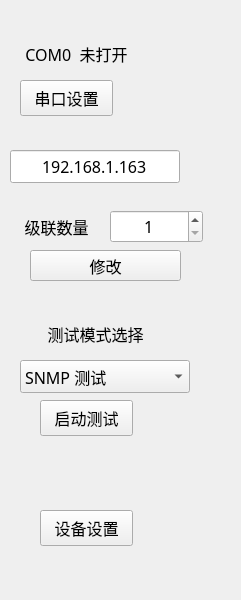
Above: IDC_TestSystem/common/toolbox/modetoolwid.ui from ChinaClever/IDC_TestSystem before the change. Below: the same form after it.
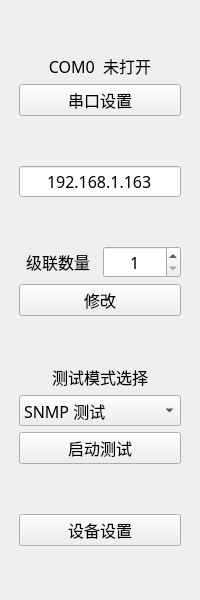
That is the form after the change.

Diff of the .ui file:
```diff
--- a/IDC_TestSystem/common/toolbox/modetoolwid.ui
+++ b/IDC_TestSystem/common/toolbox/modetoolwid.ui
@@ -6,7 +6,7 @@
    <rect>
     <x>0</x>
     <y>0</y>
-    <width>241</width>
+    <width>200</width>
     <height>600</height>
    </rect>
   </property>
@@ -19,15 +19,28 @@
   <property name="windowTitle">
    <string>Form</string>
   </property>
+  <layout class="QVBoxLayout" name="verticalLayout">
+   <property name="leftMargin">
+    <number>19</number>
+   </property>
+   <property name="rightMargin">
+    <number>19</number>
+   </property>
+   <item>
+    <spacer name="verticalSpacer">
+     <property name="orientation">
+      <enum>Qt::Vertical</enum>
+     </property>
+     <property name="sizeHint" stdset="0">
+      <size>
+       <width>20</width>
+       <height>40</height>
+      </size>
+     </property>
+    </spacer>
+   </item>
+   <item>
   <widget class="QLabel" name="serialLab">
-   <property name="geometry">
-    <rect>
-     <x>10</x>
-     <y>40</y>
-     <width>133</width>
-     <height>27</height>
-    </rect>
-   </property>
    <property name="text">
     <string>COM0  未打开</string>
    </property>
@@ -35,18 +48,12 @@
     <set>Qt::AlignCenter</set>
    </property>
   </widget>
+   </item>
+   <item>
   <widget class="QPushButton" name="serialBtn">
    <property name="enabled">
     <bool>true</bool>
    </property>
-   <property name="geometry">
-    <rect>
-     <x>20</x>
-     <y>80</y>
-     <width>93</width>
-     <height>36</height>
-    </rect>
-   </property>
    <property name="minimumSize">
     <size>
      <width>0</width>
@@ -63,15 +70,22 @@
     <string>串口设置</string>
    </property>
   </widget>
+   </item>
+   <item>
+    <spacer name="verticalSpacer_2">
+     <property name="orientation">
+      <enum>Qt::Vertical</enum>
+     </property>
+     <property name="sizeHint" stdset="0">
+      <size>
+       <width>20</width>
+       <height>40</height>
+      </size>
+     </property>
+    </spacer>
+   </item>
+   <item>
   <widget class="QLineEdit" name="ipLineEdit">
-   <property name="geometry">
-    <rect>
-     <x>10</x>
-     <y>150</y>
-     <width>170</width>
-     <height>33</height>
-    </rect>
-   </property>
    <property name="text">
     <string>192.168.1.163</string>
    </property>
@@ -79,15 +93,75 @@
     <set>Qt::AlignCenter</set>
    </property>
   </widget>
+   </item>
+   <item>
+    <spacer name="verticalSpacer_3">
+     <property name="orientation">
+      <enum>Qt::Vertical</enum>
+     </property>
+     <property name="sizeHint" stdset="0">
+      <size>
+       <width>20</width>
+       <height>40</height>
+      </size>
+     </property>
+    </spacer>
+   </item>
+   <item>
+    <layout class="QHBoxLayout" name="horizontalLayout">
+     <item>
+      <widget class="QLabel" name="label_2">
+       <property name="text">
+        <string>级联数量</string>
+       </property>
+       <property name="alignment">
+        <set>Qt::AlignCenter</set>
+       </property>
+      </widget>
+     </item>
+     <item>
+      <widget class="QSpinBox" name="spinBox">
+       <property name="alignment">
+        <set>Qt::AlignCenter</set>
+       </property>
+       <property name="minimum">
+        <number>1</number>
+       </property>
+       <property name="maximum">
+        <number>33</number>
+       </property>
+      </widget>
+     </item>
+    </layout>
+   </item>
+   <item>
+    <widget class="QPushButton" name="devNumBtn">
+     <property name="minimumSize">
+      <size>
+       <width>0</width>
+       <height>31</height>
+      </size>
+     </property>
+     <property name="text">
+      <string>修改</string>
+     </property>
+    </widget>
+   </item>
+   <item>
+    <spacer name="verticalSpacer_4">
+     <property name="orientation">
+      <enum>Qt::Vertical</enum>
+     </property>
+     <property name="sizeHint" stdset="0">
+      <size>
+       <width>20</width>
+       <height>40</height>
+      </size>
+     </property>
+    </spacer>
+   </item>
+   <item>
   <widget class="QLabel" name="label">
-   <property name="geometry">
-    <rect>
-     <x>20</x>
-     <y>320</y>
-     <width>151</width>
-     <height>27</height>
-    </rect>
-   </property>
    <property name="text">
     <string>测试模式选择</string>
    </property>
@@ -95,15 +169,9 @@
     <set>Qt::AlignCenter</set>
    </property>
   </widget>
+   </item>
+   <item>
   <widget class="QComboBox" name="comboBox">
-   <property name="geometry">
-    <rect>
-     <x>20</x>
-     <y>360</y>
-     <width>170</width>
-     <height>33</height>
-    </rect>
-   </property>
    <item>
     <property name="text">
      <string>SNMP 测试</string>
@@ -120,15 +188,9 @@
     </property>
    </item>
   </widget>
+   </item>
+   <item>
   <widget class="QPushButton" name="testBtn">
-   <property name="geometry">
-    <rect>
-     <x>40</x>
-     <y>400</y>
-     <width>93</width>
-     <height>36</height>
-    </rect>
-   </property>
    <property name="minimumSize">
     <size>
      <width>0</width>
@@ -139,15 +201,22 @@
     <string>启动测试</string>
    </property>
   </widget>
+   </item>
+   <item>
+    <spacer name="verticalSpacer_5">
+     <property name="orientation">
+      <enum>Qt::Vertical</enum>
+     </property>
+     <property name="sizeHint" stdset="0">
+      <size>
+       <width>20</width>
+       <height>40</height>
+      </size>
+     </property>
+    </spacer>
+   </item>
+   <item>
   <widget class="QPushButton" name="settingBtn">
-   <property name="geometry">
-    <rect>
-     <x>40</x>
-     <y>510</y>
-     <width>93</width>
-     <height>36</height>
-    </rect>
-   </property>
    <property name="minimumSize">
     <size>
      <width>0</width>
@@ -158,60 +227,21 @@
     <string>设备设置</string>
    </property>
   </widget>
-  <widget class="QPushButton" name="devNumBtn">
-   <property name="geometry">
-    <rect>
-     <x>30</x>
-     <y>250</y>
-     <width>151</width>
-     <height>31</height>
-    </rect>
-   </property>
-   <property name="minimumSize">
+   </item>
+   <item>
+    <spacer name="verticalSpacer_6">
+     <property name="orientation">
+      <enum>Qt::Vertical</enum>
+     </property>
+     <property name="sizeHint" stdset="0">
     <size>
-     <width>0</width>
-     <height>31</height>
-    </size>
-   </property>
-   <property name="text">
-    <string>修改</string>
-   </property>
-  </widget>
-  <widget class="QLabel" name="label_2">
-   <property name="geometry">
-    <rect>
-     <x>10</x>
-     <y>210</y>
-     <width>93</width>
-     <height>33</height>
-    </rect>
-   </property>
-   <property name="text">
-    <string>级联数量</string>
-   </property>
-   <property name="alignment">
-    <set>Qt::AlignCenter</set>
-   </property>
-  </widget>
-  <widget class="QSpinBox" name="spinBox">
-   <property name="geometry">
-    <rect>
-     <x>110</x>
-     <y>210</y>
-     <width>93</width>
-     <height>33</height>
-    </rect>
-   </property>
-   <property name="alignment">
-    <set>Qt::AlignCenter</set>
-   </property>
-   <property name="minimum">
-    <number>1</number>
-   </property>
-   <property name="maximum">
-    <number>33</number>
-   </property>
-  </widget>
+       <width>20</width>
+       <height>40</height>
+      </size>
+     </property>
+    </spacer>
+   </item>
+  </layout>
  </widget>
  <resources/>
  <connections/>
```
Lines whose indentation alone changed are shown as unchanged.
